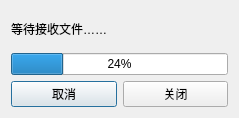
Qt form Qt-LAN-Chat/tcpclient.ui (Shiokiri/Qt-LAN-Chat) before a commit.
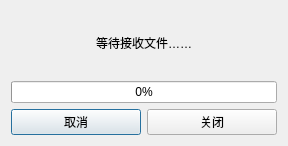
The same form after that commit.

Commit message: dev : other features refactor : ui

```diff
--- a/Qt-LAN-Chat/tcpclient.ui
+++ b/Qt-LAN-Chat/tcpclient.ui
@@ -6,21 +6,14 @@
    <rect>
     <x>0</x>
     <y>0</y>
-    <width>239</width>
-    <height>118</height>
+    <width>288</width>
+    <height>146</height>
    </rect>
   </property>
   <property name="windowTitle">
    <string>接收端</string>
   </property>
   <layout class="QGridLayout" name="gridLayout">
-   <item row="0" column="0">
-    <widget class="QLabel" name="tcpClientStatusLabel">
-     <property name="text">
-      <string>等待接收文件……</string>
-     </property>
-    </widget>
-   </item>
    <item row="2" column="0">
     <widget class="QPushButton" name="tcpClientCancelBtn">
      <property name="text">
@@ -38,7 +31,17 @@
    <item row="1" column="0" colspan="2">
     <widget class="QProgressBar" name="progressBar">
      <property name="value">
-      <number>24</number>
+      <number>0</number>
+     </property>
+     <property name="alignment">
+      <set>Qt::AlignCenter</set>
+     </property>
+    </widget>
+   </item>
+   <item row="0" column="0" colspan="2">
+    <widget class="QLabel" name="tcpClientStatusLabel">
+     <property name="text">
+      <string>&lt;html&gt;&lt;head/&gt;&lt;body&gt;&lt;p align=&quot;center&quot;&gt;等待接收文件……&lt;/p&gt;&lt;/body&gt;&lt;/html&gt;</string>
      </property>
     </widget>
    </item>
```
The commit also changes 4 other files.
